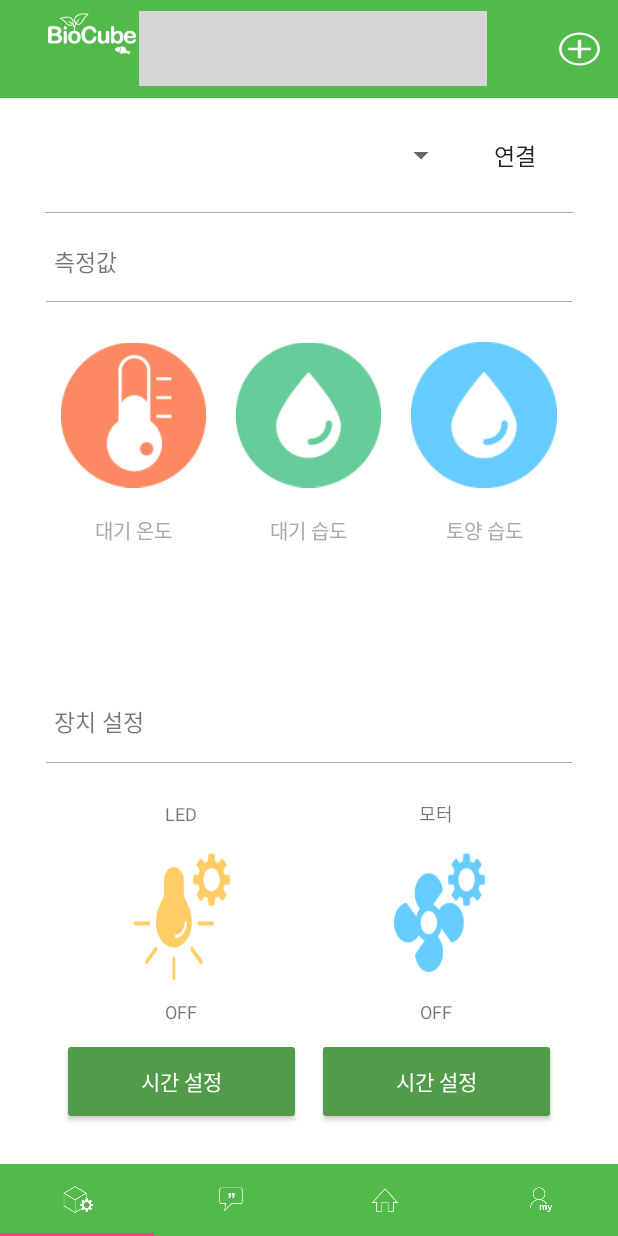
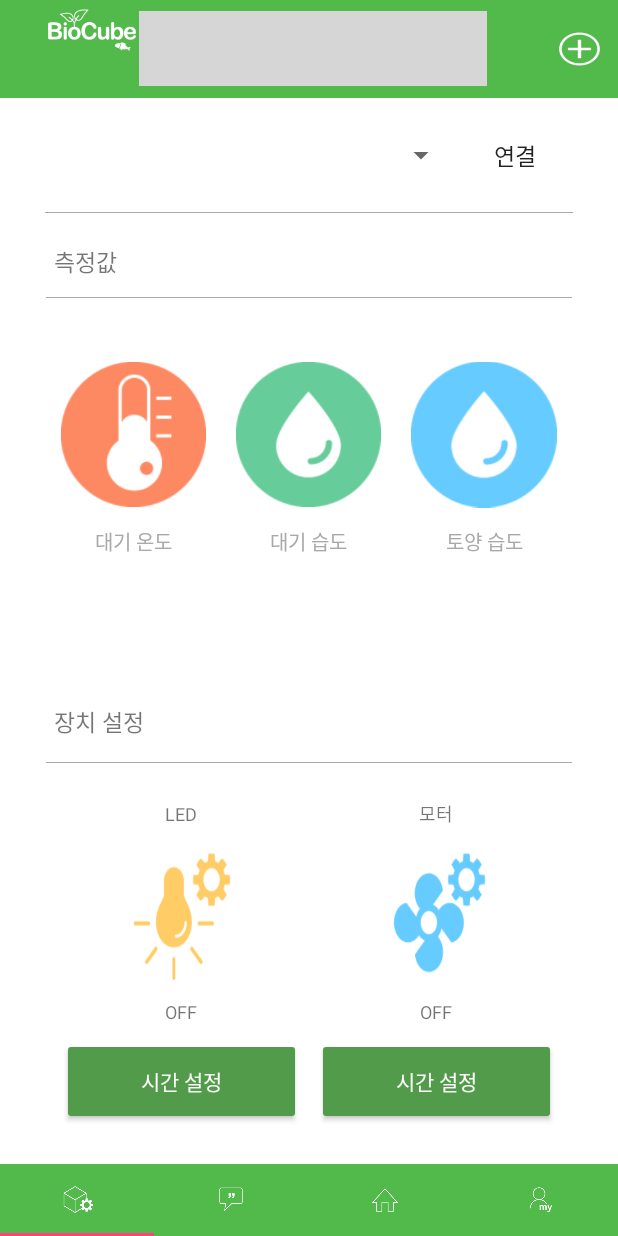
Before and after one commit to EunmiKang/fungduApp, an Android app: the CubeFragment screen opened directly, with no data from a screen before it, on a phone screen of 412 x 824 dp. Run offline under Robolectric (Android 15) with nearby library versions, the phone set to English and light mode, and no system bars; libraries missing offline, so code that uses them is left out: me.relex.circleindicator; 11 statements that could not run were skipped; grey boxes are pictures that could not be loaded.

Commit message:
패딩 없애고 높이 줄이고~

```diff
--- a/Biocube/app/src/main/res/layout/fragment_cube.xml
+++ b/Biocube/app/src/main/res/layout/fragment_cube.xml
@@ -23,7 +23,7 @@
 
             <ImageView
                 android:layout_width="0dp"
-                android:layout_height="45dp"
+                android:layout_height="40dp"
                 android:layout_weight="0.2"
                 android:gravity="center_horizontal"
                 android:src="@drawable/logo_title_small_200x77" />
@@ -123,7 +123,8 @@
                     android:layout_weight="0.85"
                     android:background="#FFFFFF"
                     android:orientation="horizontal"
-                    android:weightSum="3">
+                    android:weightSum="3"
+                    android:layout_marginTop="20dp">
 
                     <LinearLayout
                         android:layout_width="0dp"
@@ -143,13 +144,14 @@
                             android:src="@drawable/cont_temp_138x138" />
 
                         <TextView
+                            android:id="@+id/textView7"
                             android:layout_width="match_parent"
                             android:layout_height="0dp"
                             android:layout_weight="0.2"
                             android:gravity="center"
                             android:text="대기 온도"
-                            android:textSize="13sp"
-                            android:textColor="@color/lightDark"/>
+                            android:textColor="@color/lightDark"
+                            android:textSize="13sp" />
 
                         <TextView
                             android:id="@+id/text_temp"
```
